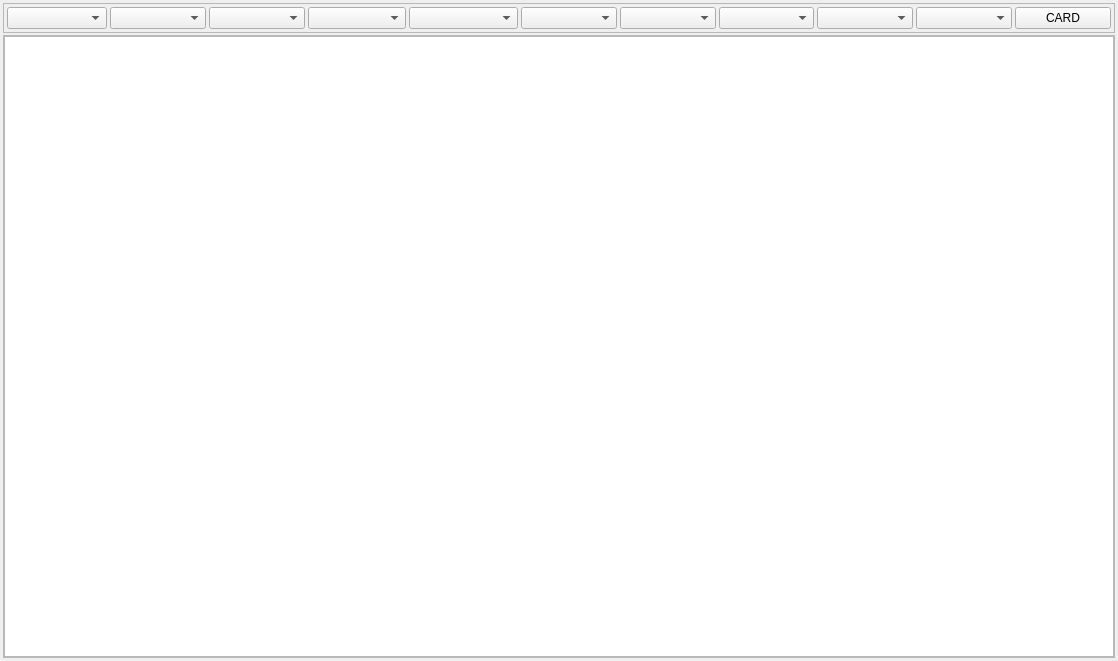
Qt form table.ui (anilakhade/risk_managment) before a commit.
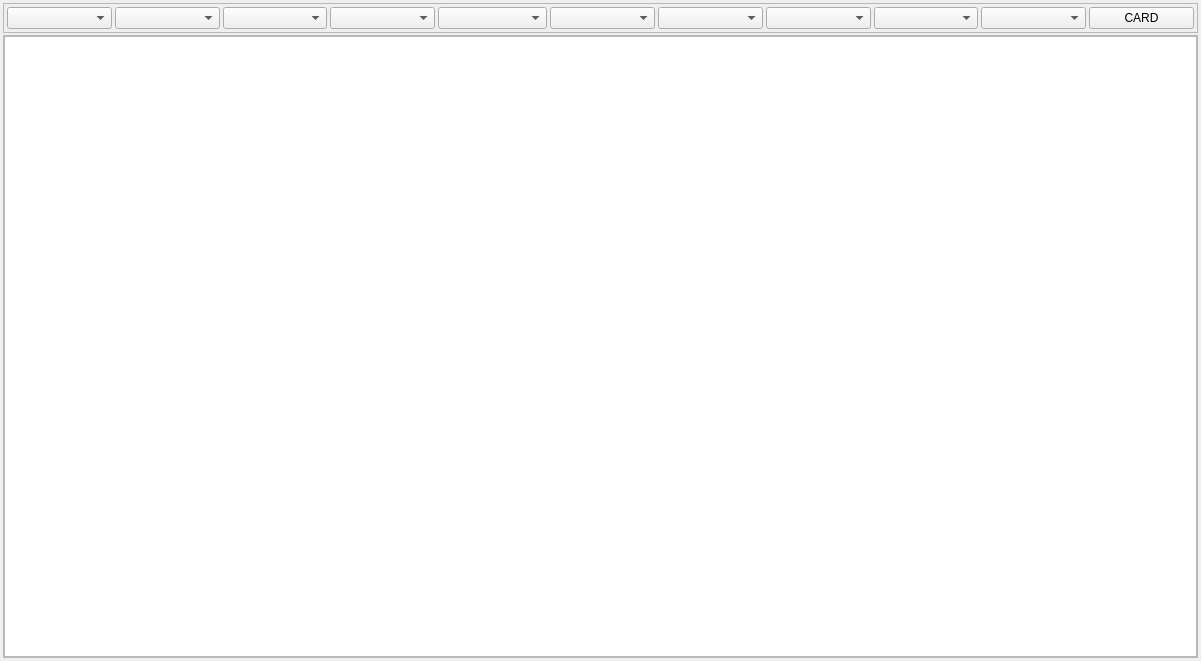
The same form after that commit.

What changed in the file:
```diff
--- a/table.ui
+++ b/table.ui
@@ -6,7 +6,7 @@
    <rect>
     <x>0</x>
     <y>0</y>
-    <width>1118</width>
+    <width>1201</width>
     <height>661</height>
    </rect>
   </property>
@@ -163,6 +163,13 @@
        </property>
        <item>
         <widget class="QTableView" name="tableView">
+         <property name="font">
+          <font>
+           <family>RobotoMono Nerd Font [GOOG]</family>
+           <pointsize>12</pointsize>
+           <bold>true</bold>
+          </font>
+         </property>
          <property name="sizeAdjustPolicy">
           <enum>QAbstractScrollArea::SizeAdjustPolicy::AdjustToContents</enum>
          </property>
@@ -178,6 +185,9 @@
          <property name="sortingEnabled">
           <bool>true</bool>
          </property>
+         <property name="wordWrap">
+          <bool>false</bool>
+         </property>
          <attribute name="verticalHeaderShowSortIndicator" stdset="0">
           <bool>true</bool>
          </attribute>
```
